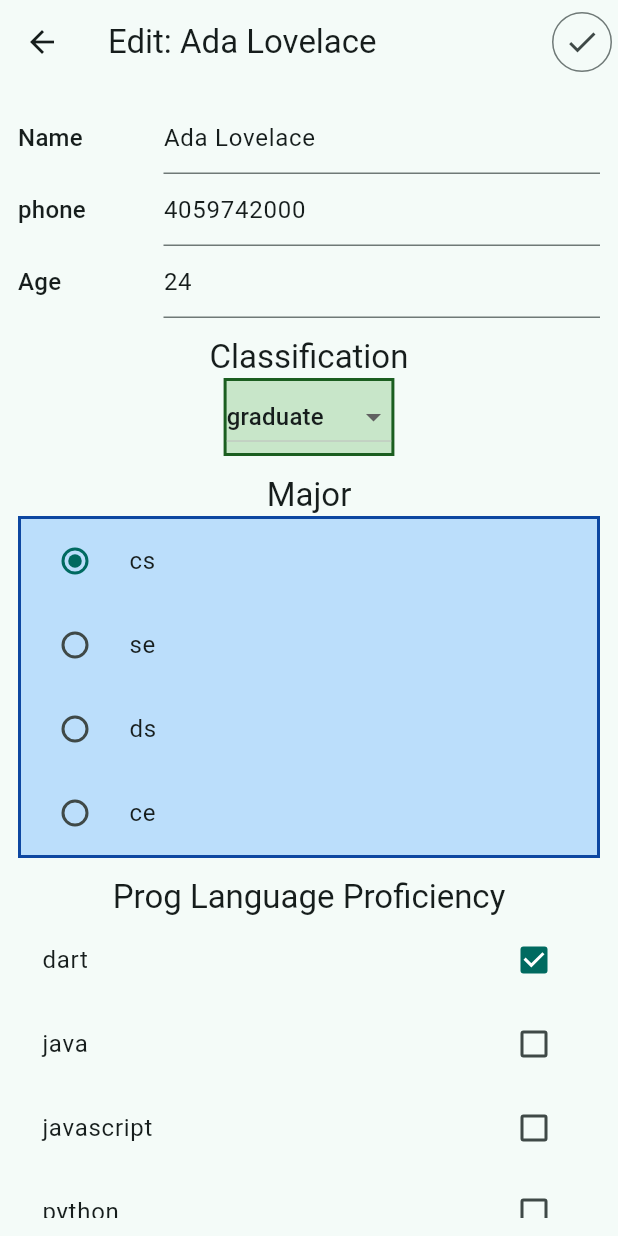
After one commit to Keerthi0912/BookLister, a Flutter app: the UserHomeScreen screen opened directly with sample values from the repository, after a tap on the "edit" icon, on a phone screen of 412 x 824 dp. The commit adds this screen. Run offline on Flutter 3.47's test engine with Material 3 defaults, Android fonts, the phone set to English and light mode, and no system bars.

Commit message:
final commit

```diff
--- /dev/null
+++ b/lib/controller/edit_controller.dart
@@ -0,0 +1,87 @@
+import 'package:flutter/material.dart';
+import 'package:lesson4/model/user_record.dart';
+import 'package:lesson4/view/edit_screen.dart';
+
+class EditController {
+  EditState state;
+  EditController(this.state);
+
+  void save() {
+    FormState? currentState = state.formKey.currentState;
+    if (currentState == null) return;
+    if (!currentState.validate()) return;
+
+    currentState.save();
+    state.model.origUser.copyFrom(state.model.user);
+    Navigator.of(state.context).pop(); // gp back
+  }
+
+  String? validateName(String? value) {
+    if (value == null || value.length < 2) {
+      return 'Invalid name';
+    } else {
+      return null;
+    }
+  }
+
+  void saveName(String? value) {
+    if (value != null) state.model.user.name = value;
+  }
+
+  String? validatePhone(String? value) {
+    if (value == null || value.length != 10) {
+      return 'Invalid phone number -10 digits required';
+    }
+    var re = RegExp(r'^[0-9]+$');
+    if (re.hasMatch(value)) {
+      return null;
+    } else {
+      return 'digits only';
+    }
+  }
+
+  void savePhone(String? value) {
+    if (value != null) state.model.user.phone = value;
+  }
+
+  String? validateAge(String? value) {
+    if (value == null || value.isEmpty) {
+      return 'age is required';
+    }
+    int? age = int.tryParse(value);
+    if (age == null) {
+      return 'integer value only';
+    } else if (age < 12) {
+      return 'Minimum age is 12';
+    } else {
+      return null;
+    }
+  }
+
+  void saveAge(String? value) {
+    if (value != null) state.model.user.age = int.parse(value);
+  }
+
+  void onChangedClassification(Classification? c) {
+    if (c != null) {
+      state.callSetState(() {
+        state.model.user.classification = c;
+      });
+    }
+  }
+
+  void onChangedMajor(Major? major) {
+    if (major != null) {
+      state.callSetState((){
+        state.model.user.major = major;
+      });
+    }
+  }
+  void onChangedLanguage(bool? b, ProgLanguages key) {
+    if (b != null) {
+      state.callSetState(() {
+        state.model.user.progLanguages![key] = b;
+      });
+    }
+  }
+}
--- /dev/null
+++ b/lib/controller/userhome_controller.dart
@@ -0,0 +1,15 @@
+import 'package:flutter/material.dart';
+import 'package:lesson4/view/edit_screen.dart';
+import 'package:lesson4/view/userhome_screen.dart';
+
+class UserHomeController {
+  final UserHomeState state;
+  UserHomeController(this.state);
+
+  void gotoEdit() async {
+    await Navigator.pushNamed(state.context, EditScreen.routeName,
+        arguments: state.widget.user);
+
+    state.callSetState(() {}); //redraw the screen
+  }
+}
--- a/lib/main.dart
+++ b/lib/main.dart
@@ -1,9 +1,12 @@
 import 'package:flutter/material.dart';
 import 'package:lesson4/model/book.dart';
+import 'package:lesson4/model/user_record.dart';
 import 'package:lesson4/view/bookdetailview_screen.dart';
 import 'package:lesson4/view/counterdemo_screen.dart';
+import 'package:lesson4/view/edit_screen.dart';
 import 'package:lesson4/view/listviewdemo_screen.dart';
 import 'package:lesson4/view/start_screen.dart';
+import 'package:lesson4/view/userhome_screen.dart';
 
 void main() {
   runApp( const Lesson4App());
@@ -28,9 +31,25 @@ class Lesson4App extends StatelessWidget {
           if (args != null && args is Book) {
            return  BookDetailViewScreen(args);
           }else{
-            return const Text('Argument is null or not Book');
+            return const Text('Argument is null or not Book: BookDetail');
           }
            },
+           UserHomeScreen.routeName: (context) {
+            Object? args = ModalRoute.of(context)?.settings.arguments;
+            if (args != null && args is UserRecord) {
+             return  UserHomeScreen(args);
+          } else {
+            return const Text('Argument is null or not Book: UserHome');
+          }
+        },
+        EditScreen.routeName: (context) {
+          Object? args = ModalRoute.of(context)?.settings.arguments;
+            if (args != null && args is UserRecord) {
+             return  EditScreen(args);
+          } else {
+            return const Text('Argument is null or not Book: EditScreen');
+          }
+        }
       },
     );
   }
--- /dev/null
+++ b/lib/model/editscreen_model.dart
@@ -0,0 +1,10 @@
+import 'package:lesson4/model/user_record.dart';
+
+class EditScreenModel {
+  late final UserRecord user;
+  final UserRecord origUser;
+  EditScreenModel(this.origUser) {
+    user = origUser.clone();
+  }
+
+}
--- a/lib/model/user_record.dart
+++ b/lib/model/user_record.dart
@@ -43,8 +43,38 @@ class UserRecord {
     this.progLanguages,
   }) {
     progLanguages ??= {};
-    for(var e in ProgLanguages.values) {
-      progLanguages![e] ??=false;
+    for (var e in ProgLanguages.values) {
+      progLanguages![e] ??= false;
+    }
+  }
+
+  UserRecord clone() {
+    var copy = UserRecord(
+      email: email,
+      password: password,
+      name: name,
+      phone: phone,
+      age: age,
+      classification: classification,
+      major: major,
+    );
+    if (progLanguages != null) {
+      copy.progLanguages = {...progLanguages!};
+    }
+    return copy;
+  }
+
+//a = b ==> a.copyFrom(b)
+  void copyFrom(UserRecord obj) {
+    email = obj.email;
+    password = obj.password;
+    name = obj.name;
+    phone = obj.phone;
+    age = obj.age;
+    classification = obj.classification;
+    major = obj.major;
+    if (obj.progLanguages != null) {
+      progLanguages = {...obj.progLanguages!};
     }
   }
 }
@@ -61,8 +91,7 @@ List<UserRecord> fakeUserDB = [
       progLanguages: {
         ProgLanguages.dart: true,
         ProgLanguages.cpp: true,
-    }
-  ),
+      }),
   UserRecord(
       email: '2@uco.com',
       password: '222222',
@@ -75,6 +104,5 @@ List<UserRecord> fakeUserDB = [
         ProgLanguages.csharp: true,
         ProgLanguages.java: true,
         ProgLanguages.javascript: true,
-    }
-  ),
+      }),
 ];
--- /dev/null
+++ b/lib/view/edit_screen.dart
@@ -0,0 +1,197 @@
+import 'package:flutter/material.dart';
+import 'package:lesson4/controller/edit_controller.dart';
+import 'package:lesson4/model/editscreen_model.dart';
+import 'package:lesson4/model/user_record.dart';
+
+class EditScreen extends StatefulWidget {
+  const EditScreen(this.user, {super.key});
+
+  final UserRecord user;
+
+  static const routeName = '/editScreen';
+
+  @override
+  State<StatefulWidget> createState() {
+    return EditState();
+  }
+}
+
+class EditState extends State<EditScreen> {
+  late EditScreenModel model;
+  late EditController con;
+  final formKey = GlobalKey<FormState>();
+  @override
+  void initState() {
+    super.initState();
+    model = EditScreenModel(widget.user);
+    con = EditController(this);
+  }
+
+  void callSetState(fn) => setState(fn);
+  @override
+  Widget build(BuildContext context) {
+    return Scaffold(
+      appBar: AppBar(
+        title: Text('Edit: ${widget.user.name}'),
+        actions: [
+          IconButton.outlined(
+            onPressed: con.save,
+            icon: const Icon(Icons.check),
+          ),
+        ],
+      ),
+      body: Padding(
+        padding: const EdgeInsets.all(12.0),
+        child: SingleChildScrollView(
+          child: Form(
+            key: formKey,
+            child: Column(
+              children: [
+                nameRow(context),
+                phoneRow(context),
+                ageRow(context),
+                const SizedBox(
+                  height: 12.0,
+                ),
+                Text('Classification', style: Theme.of(context).textTheme.titleLarge,),
+                classificationDropdownbutton(),
+                 const SizedBox(
+                  height: 12.0,
+                ),
+                Text('Major', style: Theme.of(context).textTheme.titleLarge,),
+                majorRadiobuttons(),
+                 const SizedBox(
+                  height: 12.0,
+                ),
+                Text('Prog Language Proficiency', style: Theme.of(context).textTheme.titleLarge,),
+                progLanguageCheckboxes(),
+              ],
+            ),
+          ),
+        ),
+      ),
+    );
+  }
+
+  Widget progLanguageCheckboxes() {
+    return Column(
+      children: [
+        for (var v in ProgLanguages.values)
+        CheckboxListTile(
+          value: model.user.progLanguages![v],
+          title: Text(v.name),
+          onChanged: (value) =>  con.onChangedLanguage(value, v),
+        ),
+      ],
+    );
+  }
+
+  Widget majorRadiobuttons() {
+    return Container(
+      decoration: BoxDecoration(
+        color: Colors.blue[100],
+        border: Border.all(
+          color: Colors.blue[900]!,
+          width: 2.0,
+        ),
+      ),
+      child: Column(
+        children: [
+          for (var m in Major.values)
+          RadioListTile<Major>(
+            title: Text(m.name),
+            value: m,
+            groupValue: model.user.major,
+            onChanged: con.onChangedMajor,
+          ),
+        ],
+      ),
+    );
+  }
+
+  Container classificationDropdownbutton() {
+    return Container(
+      decoration: BoxDecoration(
+        color: Colors.green[100],
+        border: Border.all(
+          color: Colors.green[900]!,
+          width: 2.0,
+        ),
+      ),
+      child: DropdownButton(
+        value: model.user.classification,
+        items: [
+          for (var c in Classification.values)
+            DropdownMenuItem(
+              value: c,
+              child: Text(c.name),
+            ),
+        ],
+        onChanged: con.onChangedClassification,
+      ),
+    );
+  }
+
+  Row ageRow(BuildContext context) {
+    return Row(
+      children: [
+        Expanded(
+            flex: 1,
+            child: Text(
+              'Age',
+              style: Theme.of(context).textTheme.titleMedium,
+            )),
+        Expanded(
+          flex: 3,
+          child: TextFormField(
+            initialValue: '${model.user.age}',
+            validator: con.validateAge,
+            onSaved: con.saveAge,
+          ),
+        ),
+      ],
+    );
+  }
+
+  Row phoneRow(BuildContext context) {
+    return Row(
+      children: [
+        Expanded(
+            flex: 1,
+            child: Text(
+              'phone',
+              style: Theme.of(context).textTheme.titleMedium,
+            )),
+        Expanded(
+          flex: 3,
+          child: TextFormField(
+            initialValue: model.user.phone,
+            validator: con.validatePhone,
+            onSaved: con.savePhone,
+          ),
+        ),
+      ],
+    );
+  }
+
+  Row nameRow(BuildContext context) {
+    return Row(
+      children: [
+        Expanded(
+            flex: 1,
+            child: Text(
+              'Name',
+              style: Theme.of(context).textTheme.titleMedium,
+            )),
+        Expanded(
+          flex: 3,
+          child: TextFormField(
+            initialValue: model.user.name,
+            validator: con.validateName,
+            onSaved: con.saveName,
+          ),
+        ),
+      ],
+    );
+  }
+}
--- /dev/null
+++ b/lib/view/userhome_screen.dart
@@ -0,0 +1,97 @@
+import 'package:flutter/material.dart';
+import 'package:lesson4/controller/userhome_controller.dart';
+import 'package:lesson4/model/user_record.dart';
+
+class UserHomeScreen extends StatefulWidget {
+  const UserHomeScreen(this.user, {super.key});
+
+  final UserRecord user;
+
+  static const routeName = '/userHomeScreen';
+
+  @override
+  State<StatefulWidget> createState() {
+    return UserHomeState();
+  }
+}
+
+class UserHomeState extends State<UserHomeScreen> {
+  late UserHomeController con;
+
+  @override
+  void initState() {
+    super.initState();
+    con = UserHomeController(this);
+  }
+
+  void callSetState(fn) => setState(fn);
+
+  @override
+  Widget build(BuildContext context) {
+    return Scaffold(
+      appBar: AppBar(
+        title: Text('Home of ${widget.user.name}'),
+        actions: [
+          IconButton(
+            onPressed: con.gotoEdit,
+            icon: const Icon(Icons.edit),
+          ),
+        ],
+      ),
+      body: SingleChildScrollView(
+        child: Container(
+          color: const Color.fromARGB(255, 185, 241, 201),
+          padding: const EdgeInsets.fromLTRB(24.0, 30.0, 10.0, 0.0),
+          width: MediaQuery.of(context).size.width,
+          child: Column(
+            crossAxisAlignment: CrossAxisAlignment.center,
+            children: [
+              Text(
+                'email: ${widget.user.email}',
+                style: Theme.of(context).textTheme.bodyLarge,
+              ),
+              Text(
+                'phone: ${widget.user.phone}',
+                style: Theme.of(context).textTheme.bodyLarge,
+              ),
+              Text(
+                'age: ${widget.user.age}',
+                style: Theme.of(context).textTheme.bodyLarge,
+              ),
+              Text(
+                'classification: ${widget.user.classification.name}',
+                style: Theme.of(context).textTheme.bodyLarge,
+              ),
+              Text(
+                'major: ${widget.user.major.name}',
+                style: Theme.of(context).textTheme.bodyLarge,
+              ),
+              const SizedBox(
+                height: 16.0,
+              ),
+              Text(
+                'Programming Language Proficiency',
+                style: Theme.of(context).textTheme.bodyLarge,
+              ),
+              for (var lang in ProgLanguages.values)
+                Row(
+                  children: [
+                    Switch(
+                      value: widget.user.progLanguages![lang] ?? false,
+                      onChanged: null,
+                    ),
+                    if (lang == ProgLanguages.cpp)
+                      const Text('C++')
+                    else if (lang == ProgLanguages.csharp)
+                      const Text('c#')
+                    else
+                      Text(lang.name),
+                  ],
+                ),
+            ],
+          ),
+        ),
+      ),
+    );
+  }
+}
```
Also changed, not shown: lib/controller/startscreen_controller.dart (+19 -1 lines), lib/view/start_screen.dart (+30 -2 lines). Lines whose indentation alone changed are shown as unchanged.
